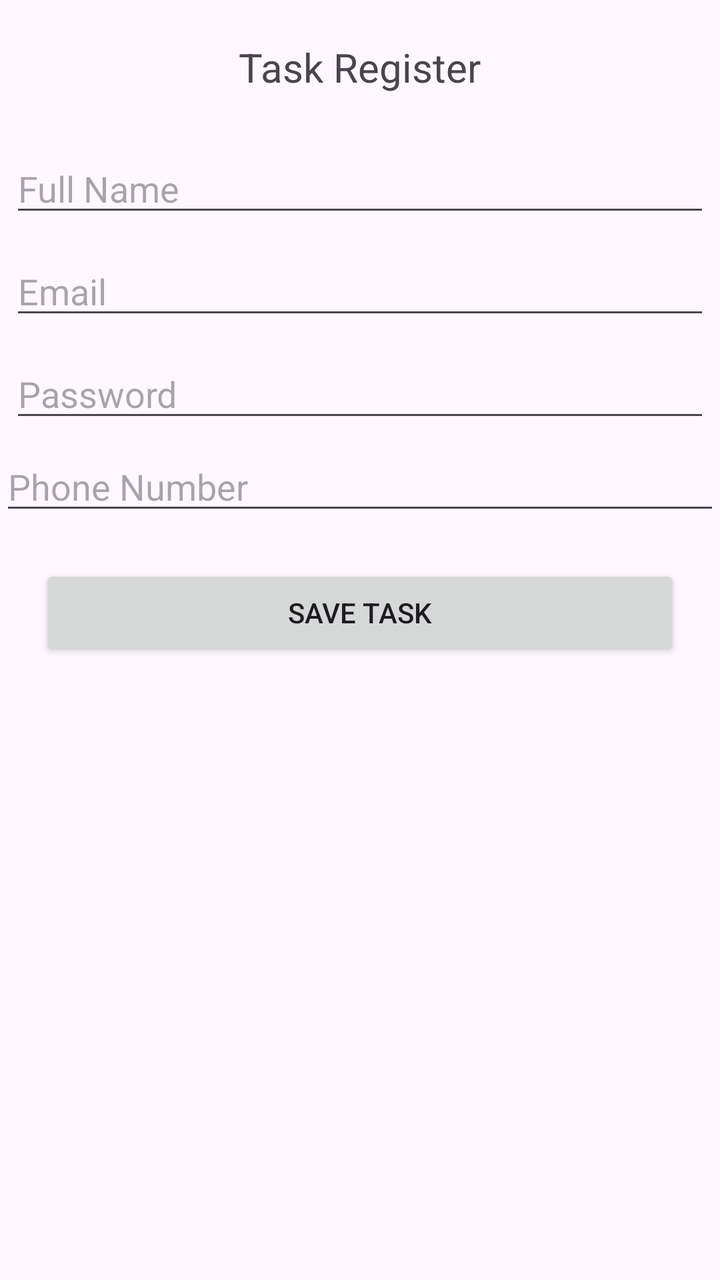
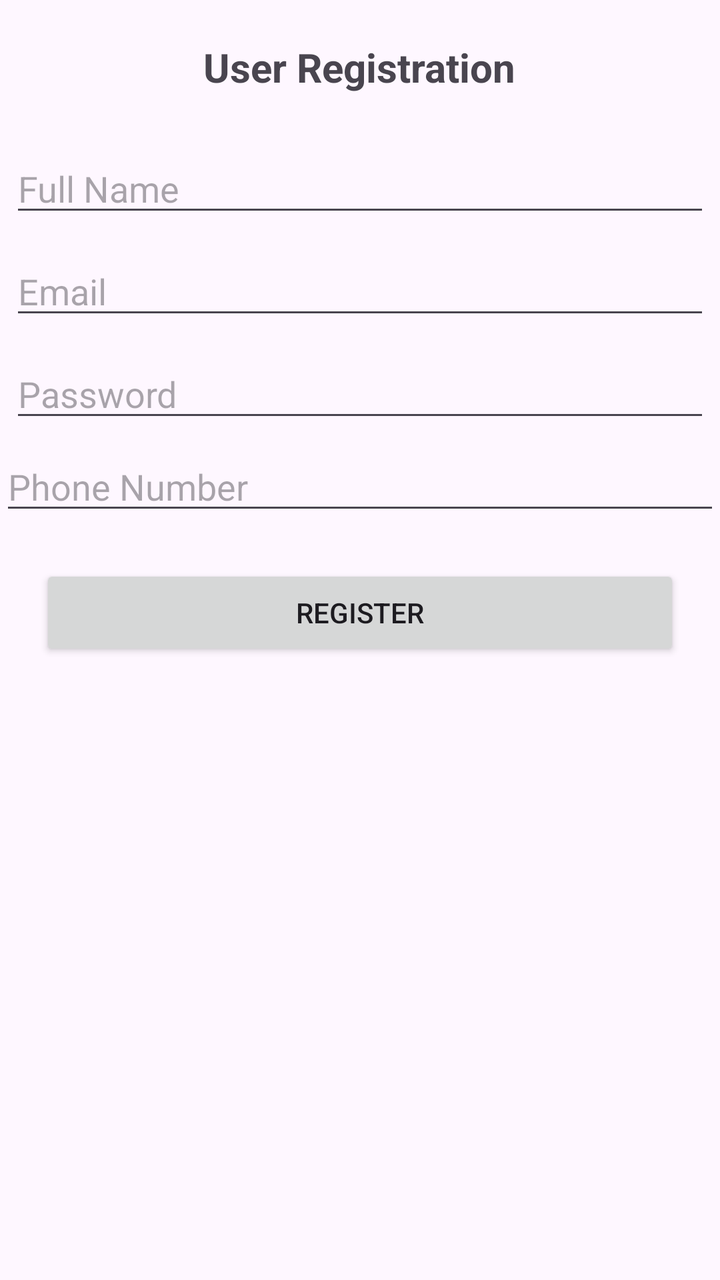

Before-and-after screenshots of an Android layout around one commit, followed by the original layout XML and the change that was made.
<!-- AndroidManifest.xml: activity theme Theme.NewApplicationfinalProject -->
<!-- res/layout/activity_register.xml -->
<?xml version="1.0" encoding="utf-8"?>
<LinearLayout xmlns:android="http://schemas.android.com/apk/res/android"
    xmlns:app="http://schemas.android.com/apk/res-auto"
    xmlns:tools="http://schemas.android.com/tools"
    android:id="@+id/main"
    android:layout_width="match_parent"
    android:layout_height="match_parent"
    android:orientation="vertical"
    tools:context=".Model.ViewPkg.AddTaskActivity">

    <TextView
        android:id="@+id/textView"
        android:layout_width="wrap_content"
        android:layout_height="wrap_content"
        android:layout_gravity="center"
        android:layout_margin="20dp"
        android:text="Task Register"
        android:textSize="20dp" />

    <EditText
        android:id="@+id/editTextText2"
        android:layout_width="match_parent"
        android:layout_height="wrap_content"
        android:layout_margin="5dp"
        android:ems="10"
        android:hint="Full Name"
        android:inputType="text" />

    <EditText
        android:id="@+id/editTextText"
        android:layout_width="match_parent"
        android:layout_height="wrap_content"
        android:layout_margin="5dp"
        android:ems="10"
        android:hint="Email"
        android:inputType="text" />

    <EditText
        android:id="@+id/editTextTextMultiLine"
        android:layout_width="match_parent"
        android:layout_height="wrap_content"
        android:layout_margin="5dp"
        android:ems="10"
        android:gravity="start|top"
        android:hint="Password"
        android:inputType="textMultiLine" />

    <EditText
        android:id="@+id/editTextText11"
        android:layout_width="match_parent"
        android:layout_height="wrap_content"
        android:ems="10"
        android:hint="Phone Number"
        android:inputType="text" />

    <Button
        android:id="@+id/btnSaveTask"
        android:layout_width="match_parent"
        android:layout_height="wrap_content"
        android:layout_margin="20dp"
        android:text="Save Task" />

</LinearLayout>
<!-- resources referenced by this layout -->
<resources>
  <style name="Theme.NewApplicationfinalProject" parent="Base.Theme.NewApplicationfinalProject" />
  <style name="Base.Theme.NewApplicationfinalProject" parent="Theme.Material3.DayNight.NoActionBar">
          
          
      </style>
</resources>

<!-- the commit's change to res/layout/activity_register.xml (unified diff, before → after) -->
@@ -14,8 +14,9 @@
         android:layout_height="wrap_content"
         android:layout_gravity="center"
         android:layout_margin="20dp"
-        android:text="Task Register"
-        android:textSize="20dp" />
+        android:text="User Registration"
+        android:textSize="20dp"
+        android:textStyle="bold" />
 
     <EditText
         android:id="@+id/editTextText2"
@@ -58,6 +59,6 @@
         android:layout_width="match_parent"
         android:layout_height="wrap_content"
         android:layout_margin="20dp"
-        android:text="Save Task" />
+        android:text="Register" />
 
 </LinearLayout>
